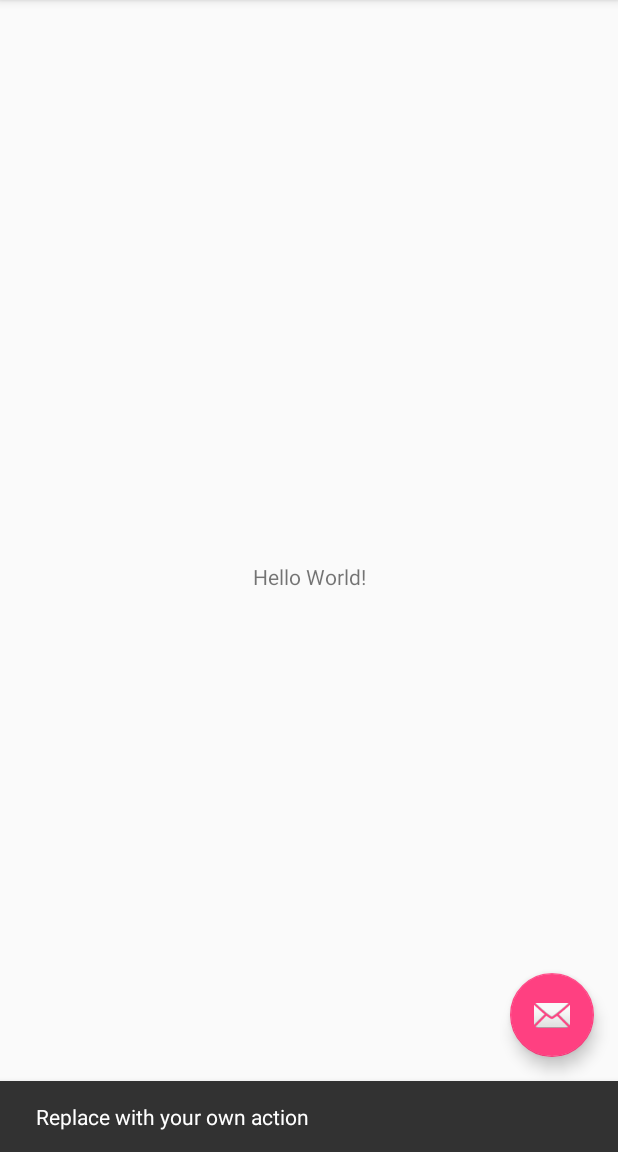
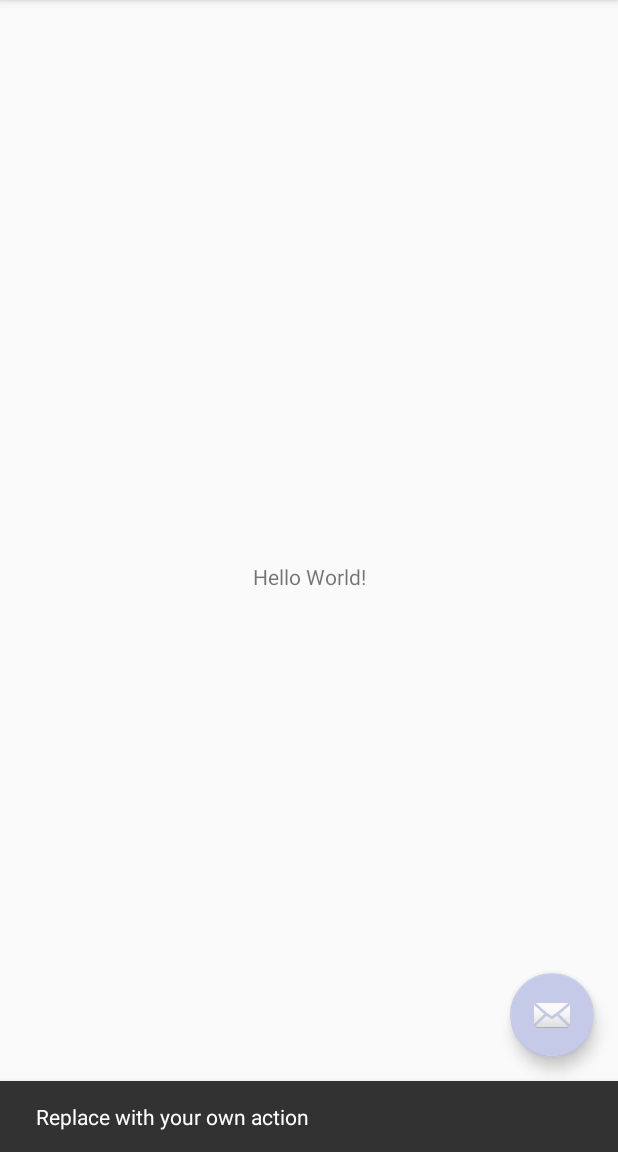
Before and after one commit to NaturalBornCamper/lynda_note_taking_app_2015-05, an Android app: the screen it shows after launch (MainActivity), after a tap on an icon or button, on a phone screen of 412 x 824 dp, the part 84-1236 px from its top. Run offline under Robolectric (Android 15) with nearby library versions, the phone set to English and light mode, and no system bars.

Commit message:
After video 4.1 +Adds Db helper class =Creates database in main activty

```diff
--- /dev/null
+++ b/app/src/main/java/com/naturalborncamper/lyndanotetakingapp/DBOpenHelper.java
@@ -0,0 +1,46 @@
+package com.naturalborncamper.lyndanotetakingapp;
+
+import android.content.Context;
+import android.database.sqlite.SQLiteDatabase;
+import android.database.sqlite.SQLiteOpenHelper;
+
+/**
+ * Created by Marco on 2017-08-29.
+ */
+
+public class DBOpenHelper extends SQLiteOpenHelper {
+
+    //Constants for db name and version
+    private static final String DATABASE_NAME = "notes.db";
+    private static final int DATABASE_VERSION = 1;
+
+    //Constants for identifying table and columns
+    public static final String TABLE_NOTES = "notes";
+    public static final String NOTE_ID = "_id";
+    public static final String NOTE_TEXT = "noteText";
+    public static final String NOTE_CREATED = "noteCreated";
+
+    //SQL to create table
+    private static final String TABLE_CREATE =
+            "CREATE TABLE " + TABLE_NOTES + " (" +
+                    NOTE_ID + " INTEGER PRIMARY KEY AUTOINCREMENT, " +
+                    NOTE_TEXT + " TEXT, " +
+                    NOTE_CREATED + " TEXT default CURRENT_TIMESTAMP" +
+                    ")";
+
+    public DBOpenHelper(Context context) {
+        super(context, DATABASE_NAME, null, DATABASE_VERSION);
+    }
+
+    @Override
+    public void onCreate(SQLiteDatabase db) {
+        db.execSQL(TABLE_CREATE);
+
+    }
+
+    @Override
+    public void onUpgrade(SQLiteDatabase db, int i, int i1) {
+        db.execSQL("DROP TABLE IF EXISTS " + TABLE_NOTES);
+        onCreate(db);
+    }
+}
--- a/app/src/main/java/com/naturalborncamper/lyndanotetakingapp/MainActivity.java
+++ b/app/src/main/java/com/naturalborncamper/lyndanotetakingapp/MainActivity.java
@@ -1,5 +1,6 @@
 package com.naturalborncamper.lyndanotetakingapp;
 
+import android.database.sqlite.SQLiteDatabase;
 import android.os.Bundle;
 import android.support.design.widget.FloatingActionButton;
 import android.support.design.widget.Snackbar;
@@ -26,6 +27,9 @@ public class MainActivity extends AppCompatActivity {
                         .setAction("Action", null).show();
             }
         });
+
+        DBOpenHelper helper = new DBOpenHelper(this);
+        SQLiteDatabase database = helper.getWritableDatabase();
     }
 
     @Override
--- a/app/src/main/res/values/colors.xml
+++ b/app/src/main/res/values/colors.xml
@@ -1,6 +1,7 @@
 <?xml version="1.0" encoding="utf-8"?>
 <resources>
-    <color name="colorPrimary">#3F51B5</color>
-    <color name="colorPrimaryDark">#303F9F</color>
-    <color name="colorAccent">#FF4081</color>
+    <color name="primary">#3F51B5</color>
+    <color name="primary_dark">#1A237E</color>
+    <color name="accent">#C5CAE9</color>
+    <color name="list_item_text">#333</color>
 </resources>
--- a/app/src/main/res/values/styles.xml
+++ b/app/src/main/res/values/styles.xml
@@ -3,9 +3,9 @@
     <!-- Base application theme. -->
     <style name="AppTheme" parent="Theme.AppCompat.Light.DarkActionBar">
         <!-- Customize your theme here. -->
-        <item name="colorPrimary">@color/colorPrimary</item>
-        <item name="colorPrimaryDark">@color/colorPrimaryDark</item>
-        <item name="colorAccent">@color/colorAccent</item>
+        <item name="colorPrimary">@color/primary</item>
+        <item name="colorPrimaryDark">@color/primary_dark</item>
+        <item name="colorAccent">@color/accent</item>
     </style>
 
     <style name="AppTheme.NoActionBar">
```
